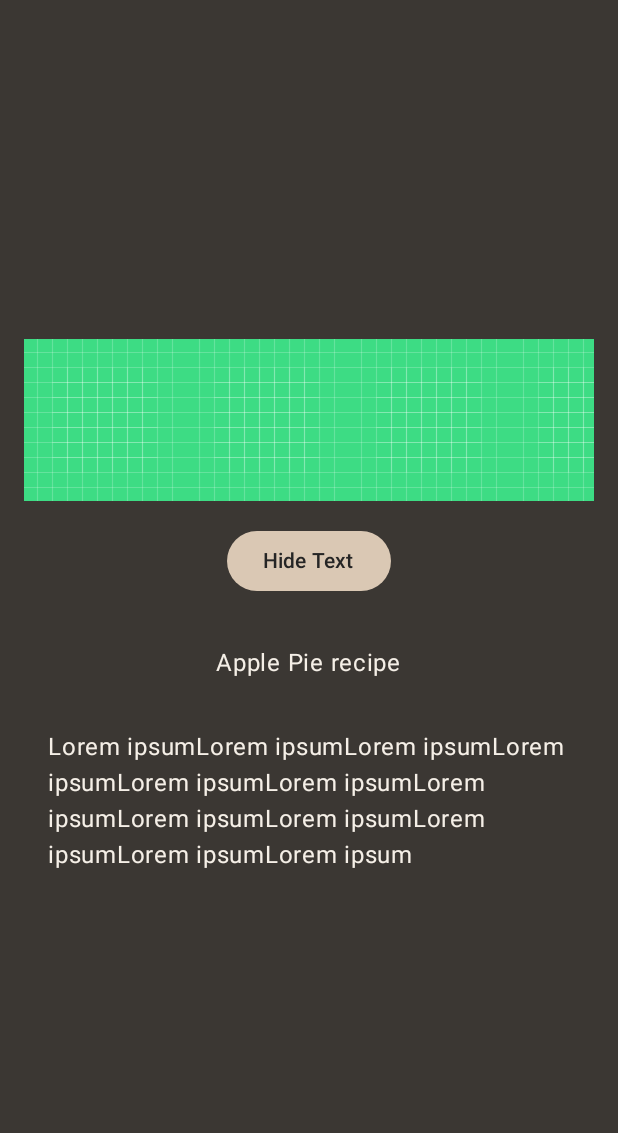
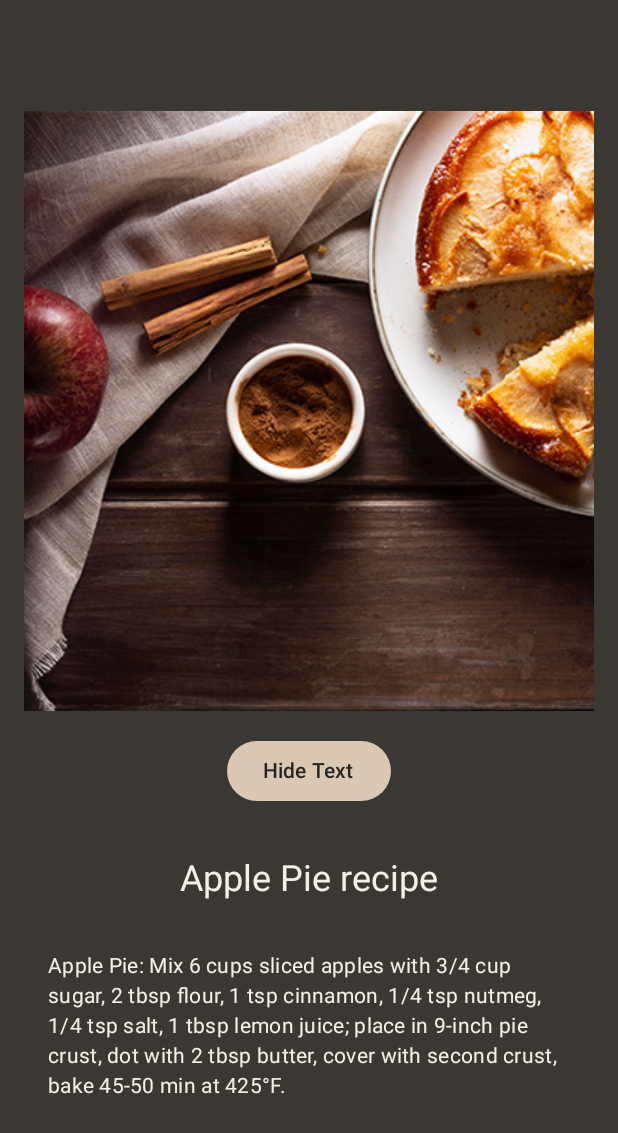
Before and after one commit to tableba/appdev_lab1_part2, an Android app built with Jetpack Compose: the screen it shows after launch (MainActivity), on a phone screen of 412 x 824 dp. Shown: the top 1133 px of the screen. Run offline under Robolectric (Android 15) with nearby library versions, the phone set to English and light mode, and no system bars.

Commit message:
changed pictures

```diff
--- a/app/src/main/java/com/example/lab1_part2/MainActivity.kt
+++ b/app/src/main/java/com/example/lab1_part2/MainActivity.kt
@@ -9,13 +9,13 @@ import androidx.compose.foundation.layout.Box
 import androidx.compose.foundation.layout.Column
 import androidx.compose.foundation.layout.fillMaxSize
 import androidx.compose.foundation.layout.fillMaxWidth
+import androidx.compose.foundation.layout.height
 import androidx.compose.foundation.layout.padding
 import androidx.compose.foundation.lazy.LazyRow
 import androidx.compose.foundation.lazy.items
 import androidx.compose.material3.Button
 import androidx.compose.material3.ButtonDefaults
 import androidx.compose.material3.MaterialTheme
-import androidx.compose.material3.Scaffold
 import androidx.compose.material3.Surface
 import androidx.compose.material3.Text
 import androidx.compose.runtime.Composable
@@ -26,7 +26,6 @@ import androidx.compose.runtime.setValue
 import androidx.compose.ui.Alignment
 import androidx.compose.ui.Modifier
 import androidx.compose.ui.res.painterResource
-import androidx.compose.ui.res.stringResource
 import androidx.compose.ui.tooling.preview.Preview
 import androidx.compose.ui.unit.dp
 import com.example.lab1_part2.data.Datasource
@@ -92,13 +91,15 @@ fun ApplePieRecipeCard(modifier: Modifier = Modifier) {
                 Text(
                     text = "Apple Pie recipe",
                     modifier = Modifier.padding(16.dp),
-                    color = MaterialTheme.colorScheme.onBackground
+                    color = MaterialTheme.colorScheme.onBackground,
+                    style = MaterialTheme.typography.headlineSmall
                 )
 
                 Text(
-                    text = "Lorem ipsumLorem ipsumLorem ipsumLorem ipsumLorem ipsumLorem ipsumLorem ipsumLorem ipsumLorem ipsumLorem ipsumLorem ipsumLorem ipsum",
+                    text = "Apple Pie: Mix 6 cups sliced apples with 3/4 cup sugar, 2 tbsp flour, 1 tsp cinnamon, 1/4 tsp nutmeg, 1/4 tsp salt, 1 tbsp lemon juice; place in 9-inch pie crust, dot with 2 tbsp butter, cover with second crust, bake 45-50 min at 425°F.",
                     modifier = Modifier.padding(16.dp),
-                    color = MaterialTheme.colorScheme.onBackground
+                    color = MaterialTheme.colorScheme.onBackground,
+                    style = MaterialTheme.typography.bodyMedium
                 )
             }
         }
@@ -115,7 +116,7 @@ fun ImageSlideShow(modifier: Modifier = Modifier, images: List<Int>) {
         items(images) { imageRes ->
             Image (
                 painter = painterResource(imageRes),
-                contentDescription = "Image of cake"
+                contentDescription = "Image of cake",
             )
 
         }
--- a/app/src/main/java/com/example/lab1_part2/data/Datasource.kt
+++ b/app/src/main/java/com/example/lab1_part2/data/Datasource.kt
@@ -5,12 +5,9 @@ import com.example.lab1_part2.R
 class Datasource {
     fun loadImages(): List<Int> {
         return listOf(
-            R.drawable.ic_launcher_background,
-            R.drawable.ic_launcher_background,
-            R.drawable.ic_launcher_background,
-            R.drawable.ic_launcher_background,
-            R.drawable.ic_launcher_background,
-            R.drawable.ic_launcher_background,
+            R.drawable.apple,
+            R.drawable.apple2,
+            R.drawable.apple3,
         )
     }
 }
```
Also changed, not shown: app/src/main/res/drawable/apple.jpg (added), app/src/main/res/drawable/apple2.jpg (added), app/src/main/res/drawable/apple3.jpg (added).
